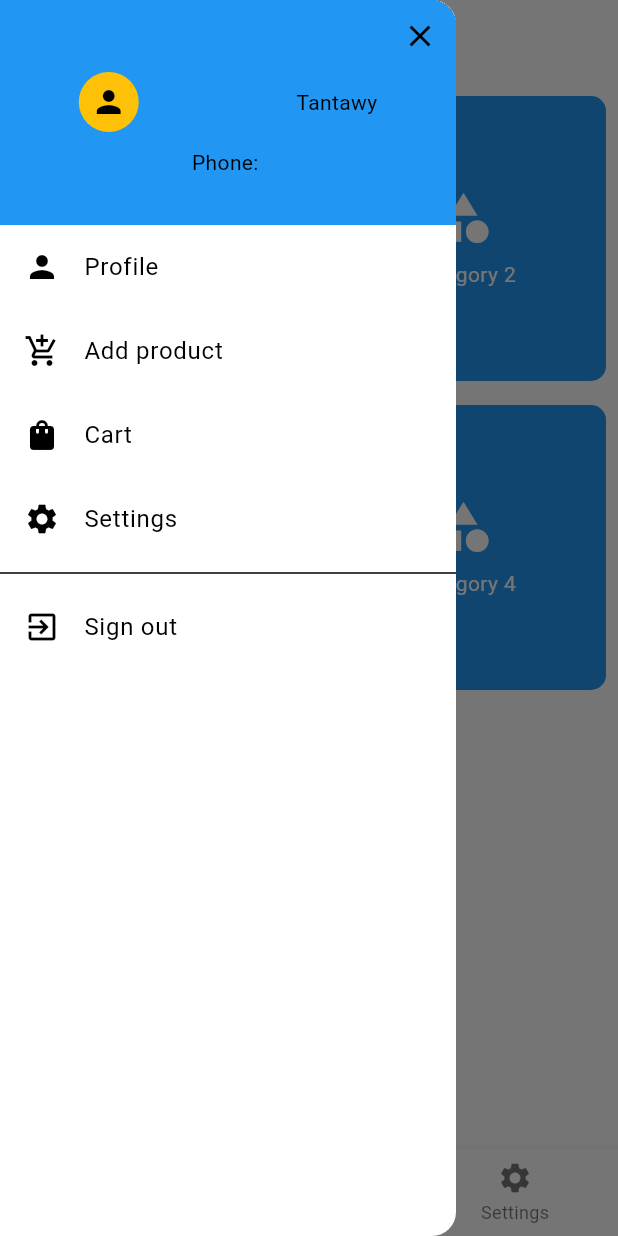
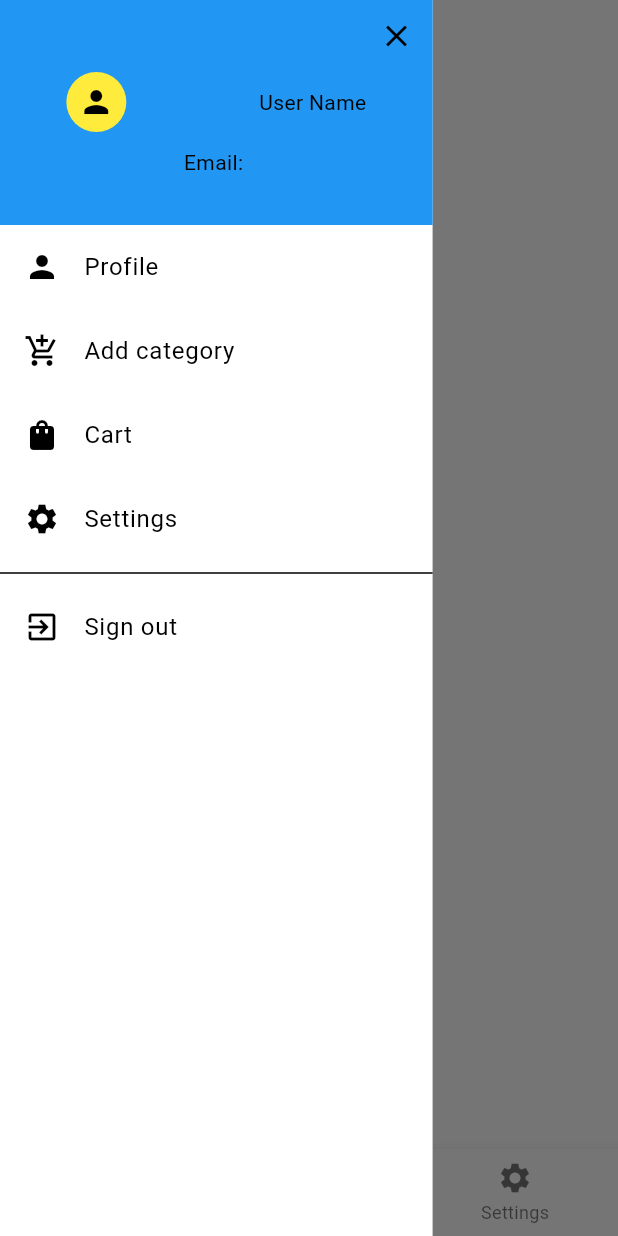
Before and after one commit to WalidMohamed222/secondone, a Flutter app: the HomePage screen opened directly, item 2 of the bottom bar chosen, in the side drawer, after a tap on "Profile", on a phone screen of 412 x 824 dp. Run offline on Flutter 3.47's test engine with Material 3 defaults, Android fonts, the phone set to English and light mode, and no system bars; our stand-ins replace carousel_slider, cloud_firestore, dio, firebase_auth, firebase_core, shared_preferences; accounts and stored records are empty; network calls fail.

Commit message:
firebase2

```diff
--- /dev/null
+++ b/lib/core/firebase_auth_util.dart
@@ -0,0 +1,35 @@
+import 'package:firebase_auth/firebase_auth.dart';
+import 'package:secondone/app_settings.dart';
+import 'package:shared_preferences/shared_preferences.dart';
+
+class FirebaseAuthUtil {
+  static Future<bool> loginIn({required String email, required String password}) async {
+    bool isLoggedIn = false;
+    try {
+      var userData = await FirebaseAuth.instance.signInWithEmailAndPassword(email: email, password: password);
+      isLoggedIn = userData.user != null;
+      if (isLoggedIn) {
+        final SharedPreferences prefs = await SharedPreferences.getInstance();
+        await prefs.setString(AppSettings.emailSharedPrefsKey, email);
+      }
+    } catch (e) {
+      print(e.toString());
+    }
+    return isLoggedIn;
+  }
+
+  static Future<bool> createAccount({required String email, required String password}) async {
+    bool isSignUp = false;
+    try {
+      var userData = await FirebaseAuth.instance.createUserWithEmailAndPassword(email: email, password: password);
+      isSignUp = userData.user != null;
+      if (isSignUp) {
+        final SharedPreferences prefs = await SharedPreferences.getInstance();
+        await prefs.setString(AppSettings.emailSharedPrefsKey, email);
+      }
+    } catch (e) {
+      print(e.toString());
+    }
+    return isSignUp;
+  }
+}
--- a/lib/views/screens/home_page.dart
+++ b/lib/views/screens/home_page.dart
@@ -1,5 +1,6 @@
 import 'package:flutter/material.dart';
 import 'package:secondone/core/settings_util.dart';
+import 'package:secondone/views/screens/add_category_page.dart';
 import 'package:secondone/views/screens/nav_bar_pages/categories_screen.dart';
 import 'package:secondone/views/screens/nav_bar_pages/main_screen.dart';
 import 'package:secondone/views/screens/nav_bar_pages/settings_screen.dart';
@@ -14,27 +15,34 @@ class HomePage extends StatefulWidget {
 }
 
 class _HomePageState extends State<HomePage> {
-  late int pageIndex = 0;
-  late String phoneNumber = "";
-  final List<Widget> pages = [
+  int pageIndex = 0;
+  String userEmail = "";
+  List<Widget> pages = [
     const MainScreen(),
     const CategoriesScreen(),
     const SettingsScreen(),
   ];
-
   @override
   void initState() {
     super.initState();
-    getPhoneNumber();
+    getUserEmail();
   }
 
-  Future<void> getPhoneNumber() async {
-    phoneNumber = await SettingsUtil.getCachedUserPhone();
+  Future<void> getUserEmail() async {
+    userEmail = await SettingsUtil.getCachedUserPhone();
     setState(() {});
   }
 
-  Widget buildDrawerHeader() {
-    return Container(
+  @override
+  Widget build(BuildContext context) {
+    return Scaffold(
+      drawer: Container(
+        height: MediaQuery.of(context).size.height,
+        width: MediaQuery.of(context).size.width * 0.7,
+        color: Colors.white,
+        child: Column(
+          children: [
+            Container(
               width: MediaQuery.of(context).size.width * 0.7,
               height: 150,
               color: Colors.blue,
@@ -47,69 +55,67 @@ class _HomePageState extends State<HomePage> {
                           onPressed: () {
                             Navigator.of(context).pop();
                           },
-                icon: const Icon(Icons.close),
-              ),
+                          icon: const Icon(Icons.close))
                     ],
                   ),
                   const Row(
                     mainAxisAlignment: MainAxisAlignment.spaceAround,
                     children: [
                       CircleAvatar(
-                backgroundColor: Colors.amber,
+                        backgroundColor: Colors.yellow,
                         child: Icon(
                           Icons.person,
                         ),
                       ),
-              Text("Tantawy"),
+                      Text("User Name"),
                     ],
                   ),
                   const SizedBox(height: 10),
                   Row(
                     mainAxisAlignment: MainAxisAlignment.center,
-            children: [Text("Phone: $phoneNumber")],
+                    children: [Text("Email: $userEmail")],
                   )
                 ],
               ),
+            ),
+            InkWell(
+                onTap: () async {},
+                child: const ListTile(
+                  leading: Icon(Icons.person),
+                  title: Text("Profile"),
+                )),
+            InkWell(
+                onTap: () async {
+                  Navigator.push(
+                    context,
+                    MaterialPageRoute(builder: (context) => const AddCategoryPage()),
                   );
-  }
-
-  @override
-  Widget build(BuildContext context) {
-    return Scaffold(
-      drawer: Drawer(
-        child: ListView(
-          children: [
-            buildDrawerHeader(),
-            buildDrawerListTile(
-              icon: Icons.person,
-              title: "Profile",
+                },
+                child: const ListTile(
+                  leading: Icon(Icons.add_shopping_cart),
+                  title: Text("Add category"),
+                )),
+            InkWell(
                 onTap: () async {},
-            ),
-            buildDrawerListTile(
-              icon: Icons.add_shopping_cart,
-              title: "Add product",
+                child: const ListTile(
+                  leading: Icon(Icons.shopping_bag),
+                  title: Text("Cart"),
+                )),
+            InkWell(
                 onTap: () async {},
-            ),
-            buildDrawerListTile(
-              icon: Icons.shopping_bag,
-              title: "Cart",
-              onTap: () async {
-
-              },
-            ),
-            buildDrawerListTile(
-              icon: Icons.settings,
-              title: "Settings",
-              onTap: () async {},
-            ),
+                child: const ListTile(
+                  leading: Icon(Icons.settings),
+                  title: Text("Settings"),
+                )),
             const Divider(),
-            buildDrawerListTile(
-              icon: Icons.exit_to_app,
-              title: "Sign out",
+            InkWell(
                 onTap: () async {
                   SettingsUtil.signOutFlow(context);
                 },
-            ),
+                child: const ListTile(
+                  leading: Icon(Icons.exit_to_app),
+                  title: Text("Sign out"),
+                ))
           ],
         ),
       ),
@@ -120,27 +126,14 @@ class _HomePageState extends State<HomePage> {
         onTap: onNavBarTapped,
         items: const [
           BottomNavigationBarItem(icon: Icon(Icons.home), label: "Home"),
-          BottomNavigationBarItem(
-              icon: Icon(Icons.category), label: "Categories"),
-          BottomNavigationBarItem(
-              icon: Icon(Icons.settings), label: "Settings"),
+          BottomNavigationBarItem(icon: Icon(Icons.category), label: "Categories"),
+          BottomNavigationBarItem(icon: Icon(Icons.settings), label: "Settings"),
         ],
       ),
     );
   }
 
-  ListTile buildDrawerListTile(
-      {required IconData icon,
-        required String title,
-        required VoidCallback onTap}) {
-    return ListTile(
-      leading: Icon(icon),
-      title: Text(title),
-      onTap: onTap,
-    );
-  }
-
-  void onNavBarTapped(int index) {
+  onNavBarTapped(int index) {
     pageIndex = index;
     setState(() {});
   }
--- a/lib/views/screens/nav_bar_pages/categories_screen.dart
+++ b/lib/views/screens/nav_bar_pages/categories_screen.dart
@@ -1,4 +1,6 @@
+import 'package:cloud_firestore/cloud_firestore.dart';
 import 'package:flutter/material.dart';
+import 'package:secondone/core/firebase_cloud_store_util.dart';
 
 class CategoriesScreen extends StatefulWidget {
   const CategoriesScreen({Key? key}) : super(key: key);
@@ -8,53 +10,65 @@ class CategoriesScreen extends StatefulWidget {
 }
 
 class _CategoriesScreenState extends State<CategoriesScreen> {
-  List<String> categories = [
-    'Category 1',
-    'Category 2',
-    'Category 3',
-    'Category 4',
-  ];
+  final Stream<QuerySnapshot> categoriesStream =
+  FirebaseFirestore.instance.collection(FirebaseCloudStoreUtil.categoryCollectionName).snapshots();
 
   @override
   Widget build(BuildContext context) {
+    return StreamBuilder<QuerySnapshot>(
+      stream: categoriesStream,
+      builder: (BuildContext context, AsyncSnapshot<QuerySnapshot> snapshot) {
+        if (snapshot.hasError) {
+          return Text('Something went wrong, ${snapshot.error.toString()} ');
+        }
+
+        if (snapshot.connectionState == ConnectionState.waiting) {
+          return const Center(child: CircularProgressIndicator());
+        }
         return GridView.builder(
           gridDelegate: const SliverGridDelegateWithFixedCrossAxisCount(
-        crossAxisCount: 2, // Adjust the number of columns as needed
+            crossAxisCount: 2,
           ),
-      itemCount: categories.length,
+          itemCount: snapshot.data!.docs.length,
           itemBuilder: (BuildContext context, int index) {
-        return GestureDetector(
-          onTap: () {
-            // You can navigate to a category-specific screen or perform any action here
-            // For example, you can navigate to a ProductsScreen for the selected category.
-            print('Selected Category: ${categories[index]}');
-          },
-          child: Padding(
+            Map<String, dynamic> data = snapshot.data!.docs[index].data()! as Map<String, dynamic>;
+            return Padding(
               padding: const EdgeInsets.all(8.0),
               child: Container(
-              decoration: BoxDecoration(
                 color: Colors.blue,
-                borderRadius: BorderRadius.circular(10),
-              ),
                 child: Column(
                   mainAxisAlignment: MainAxisAlignment.center,
+                  crossAxisAlignment: CrossAxisAlignment.center,
                   children: [
-                  const Icon(
-                    Icons.category,
-                    size: 40,
-                    color: Colors.white,
+                    SizedBox(
+                      width: 30,
+                      height: 30,
+                      child: Image.network(data["photo_url"]),
                     ),
-                  const SizedBox(height: 8),
                     Text(
-                    categories[index],
-                    style: const TextStyle(color: Colors.white),
+                      data["name"],
+                      textAlign: TextAlign.center,
+                      style: TextStyle(
+                        fontSize: 20,
+                        fontWeight: FontWeight.bold,
                       ),
+                    ),
+                    Text(
+                      "item no: ${data['item_no']}",
+                      textAlign: TextAlign.center,
+                    ),
+                    IconButton(
+                        onPressed: () async {
+                          await FirebaseCloudStoreUtil.deleteCategory(snapshot.data!.docs[index].id);
+                        },
+                        icon: Icon(Icons.delete))
                   ],
-              ),
                 ),
               ),
             );
           },
         );
+      },
+    );
   }
 }
--- a/pubspec.yaml
+++ b/pubspec.yaml
@@ -39,6 +39,8 @@ dependencies:
   dio: ^5.4.0
   carousel_slider: ^4.2.1
   firebase_core: ^2.25.0
+  firebase_auth: ^4.17.4
+  cloud_firestore: ^4.15.4
 
 dev_dependencies:
   flutter_test:
```
Also changed, not shown: lib/core/firebase_cloud_store_util.dart (added, +29 -0 lines), lib/main.dart (+10 -3 lines), lib/views/screens/add_category_page.dart (added, +135 -0 lines), lib/views/screens/sign_in.dart (+43 -60 lines), pubspec.lock, 3 other files. Lines whose indentation alone changed are shown as unchanged.
